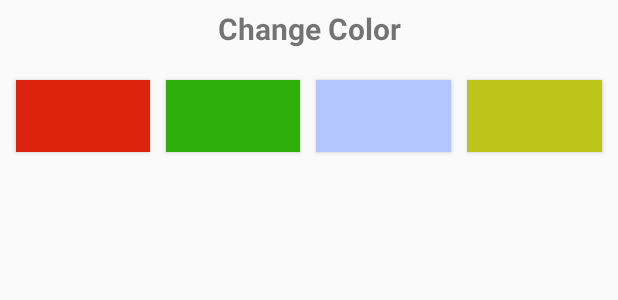
After one commit to mahfuz-omi/SongsPlaylistDemo, an Android app: the layout color_palette.xml on its own in the app's theme, with its tools: preview values and no code run, on a phone screen of 412 x 824 dp. The commit adds this screen. Shown: the top 300 px of the screen. Run offline under Robolectric (Android 15) with nearby library versions, the phone set to English and light mode, and no system bars.

Commit message:
color setting options have been integrated and tested

```diff
--- /dev/null
+++ b/app/src/main/res/layout/color_palette.xml
@@ -0,0 +1,56 @@
+<?xml version="1.0" encoding="utf-8"?>
+<LinearLayout
+    xmlns:android="http://schemas.android.com/apk/res/android"
+    android:padding="5dp"
+    android:orientation="vertical" android:layout_width="match_parent"
+    android:layout_height="wrap_content">
+
+    <TextView
+        android:textSize="20dp"
+        android:gravity="center_horizontal"
+        android:textStyle="bold"
+        android:text="Change Color"
+        android:layout_width="match_parent"
+        android:layout_height="wrap_content" />
+
+    <LinearLayout
+        android:layout_marginTop="15dp"
+        android:orientation="horizontal"
+        android:layout_width="match_parent"
+        android:layout_height="wrap_content">
+
+        <Button
+            android:layout_margin="5dp"
+            android:layout_weight="0.25"
+            android:id="@+id/buttonRed"
+            android:layout_width="0dp"
+            android:layout_height="wrap_content"
+            android:background="@color/colorRed" />
+
+        <Button
+            android:layout_margin="5dp"
+            android:layout_weight="0.25"
+            android:id="@+id/buttonGreen"
+            android:layout_width="0dp"
+            android:layout_height="wrap_content"
+            android:background="@color/colorGreen" />
+
+        <Button
+            android:layout_margin="5dp"
+            android:layout_weight="0.25"
+            android:id="@+id/buttonDefault"
+            android:layout_width="0dp"
+            android:layout_height="wrap_content"
+            android:background="@color/colorPrimary" />
+
+        <Button
+            android:layout_margin="5dp"
+            android:layout_weight="0.25"
+            android:id="@+id/buttonYellow"
+            android:layout_width="0dp"
+            android:layout_height="wrap_content"
+            android:background="@color/colorYellow" />
+    </LinearLayout>
+
+
+</LinearLayout>
--- a/app/src/main/res/values/colors.xml
+++ b/app/src/main/res/values/colors.xml
@@ -5,4 +5,11 @@
     <color name="colorAccent">#b3c6ff</color>
     <color name="textColorPrimary">#ffffff</color>
     <color name="windowBackground">#e6ecff</color>
+
+    <color name="colorRed">#dd220d</color>
+    <color name="colorGreen">#2eaf0a</color>
+    <color name="colorYellow">#bec419</color>
+
+
+
 </resources>
```
Also changed, not shown: app/src/main/java/com/example/user/songsplaylistdemo/MainActivity.java (+13 -12 lines), app/src/main/java/com/example/user/songsplaylistdemo/Song.java (+37 -0 lines), app/src/main/java/com/example/user/songsplaylistdemo/SongsAdapter.java (+116 -4 lines), app/src/main/res/layout/song_row.xml (+11 -1 lines).
